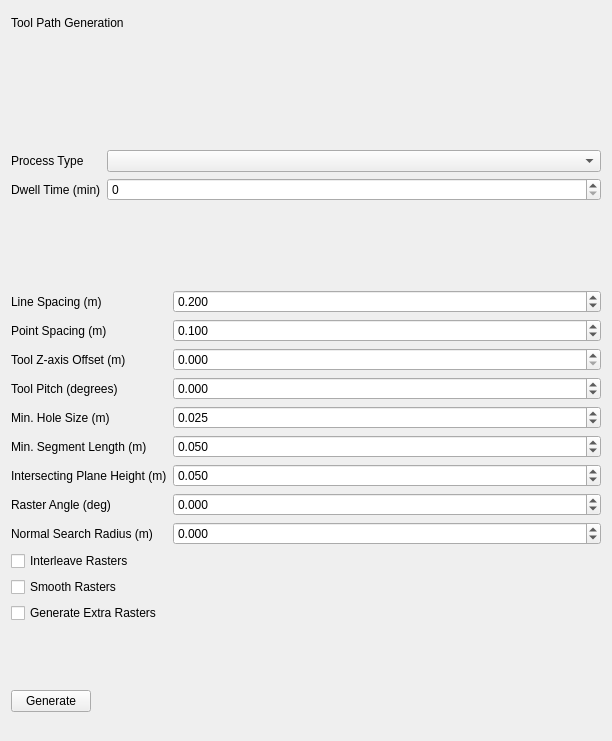
Before: the Qt Designer form opp_gui/ui/tool_path_parameters_editor.ui in swri-robotics/toolpath_offline_planning, drawn with Qt 5.
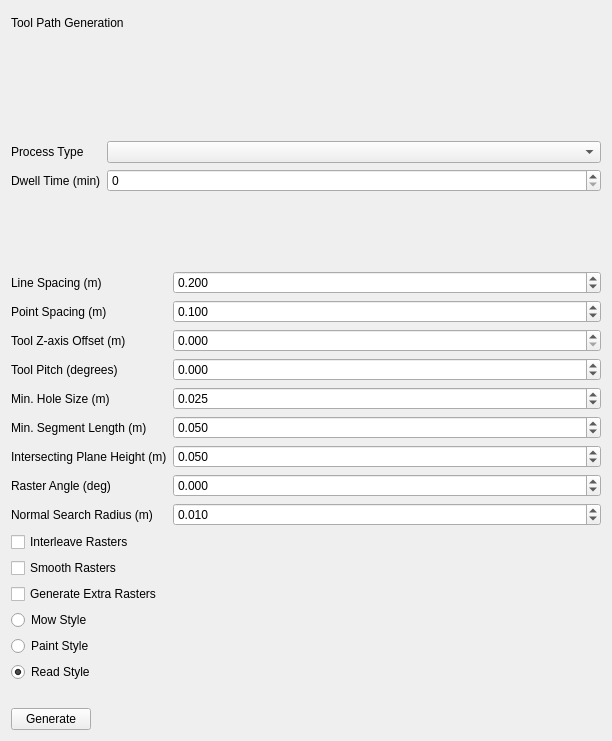
After: the same form once the commit is applied.

Commit message: added radioButtons to select raster style

Patch:
```diff
--- a/opp_gui/ui/tool_path_parameters_editor.ui
+++ b/opp_gui/ui/tool_path_parameters_editor.ui
@@ -22,7 +22,7 @@
     </widget>
    </item>
    <item row="1" column="0" colspan="2">
-    <layout class="QFormLayout" name="form_layout_process_type">
+    <layout class="QFormLayout" name="formLayout">
      <item row="0" column="0">
       <widget class="QLabel" name="label_process_type">
        <property name="text">
@@ -232,41 +232,57 @@
      <property name="maximum">
       <double>180.000000000000000</double>
      </property>
+     <property name="value">
+      <double>0.010000000000000</double>
+     </property>
     </widget>
    </item>
    <item row="11" column="0">
-    <layout class="QFormLayout" name="formLayout">
-     <item row="0" column="0">
       <widget class="QCheckBox" name="checkBox_interleave_rasters">
        <property name="text">
         <string>Interleave Rasters</string>
        </property>
       </widget>
      </item>
-     <item row="1" column="0">
+   <item row="12" column="0">
       <widget class="QCheckBox" name="checkBox_smooth_rasters">
        <property name="text">
         <string>Smooth Rasters</string>
        </property>
       </widget>
      </item>
-     <item row="2" column="0">
+   <item row="13" column="0">
       <widget class="QCheckBox" name="checkBox_generate_extra_rasters">
        <property name="text">
         <string>Generate Extra Rasters</string>
        </property>
       </widget>
      </item>
-    </layout>
+   <item row="14" column="0">
+    <widget class="QRadioButton" name="radioButton_mow_style">
+     <property name="text">
+      <string>Mow Style</string>
+     </property>
+    </widget>
    </item>
-   <item row="12" column="0">
-    <widget class="QPushButton" name="push_button_generate">
+   <item row="15" column="0">
+    <widget class="QRadioButton" name="radioButton_paint_style">
      <property name="text">
-      <string>Generate</string>
+      <string>Paint Style</string>
      </property>
     </widget>
    </item>
-   <item row="12" column="1">
+   <item row="16" column="0">
+    <widget class="QRadioButton" name="radioButton_read_style">
+     <property name="text">
+      <string>Read Style</string>
+     </property>
+     <property name="checked">
+      <bool>true</bool>
+     </property>
+    </widget>
+   </item>
+   <item row="16" column="1">
     <spacer name="verticalSpacer">
      <property name="orientation">
       <enum>Qt::Vertical</enum>
@@ -279,6 +295,13 @@
      </property>
     </spacer>
    </item>
+   <item row="17" column="0">
+    <widget class="QPushButton" name="push_button_generate">
+     <property name="text">
+      <string>Generate</string>
+     </property>
+    </widget>
+   </item>
   </layout>
  </widget>
  <resources/>
```
Lines whose indentation alone changed are shown as unchanged. The commit also changes 1 other file.
